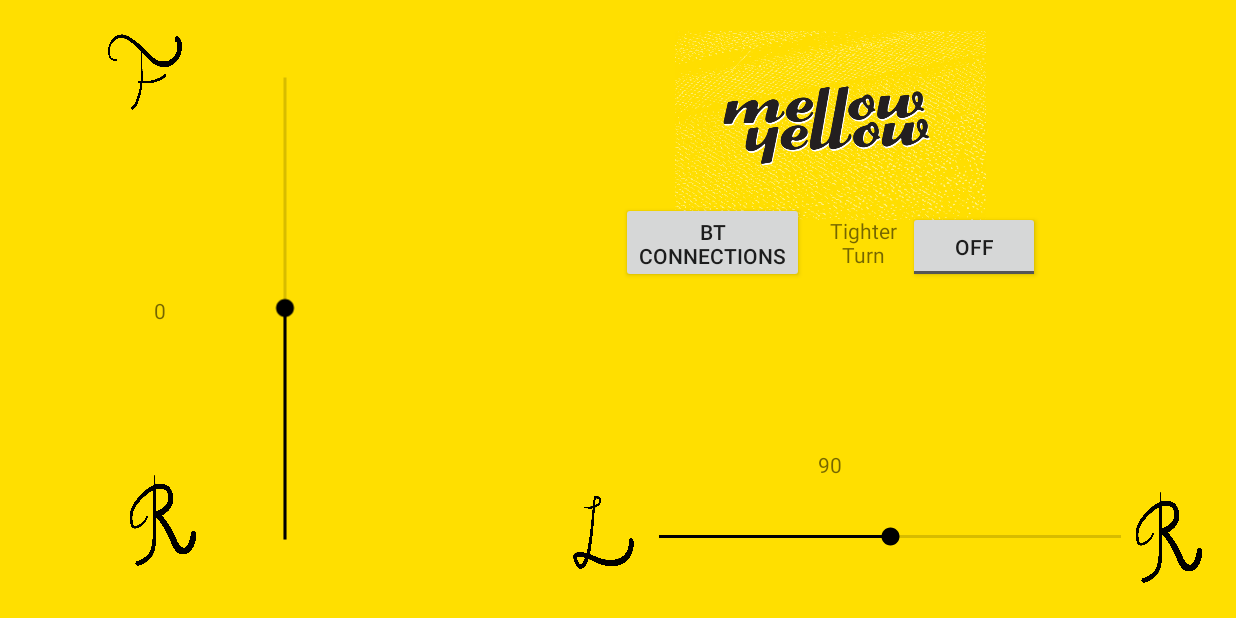
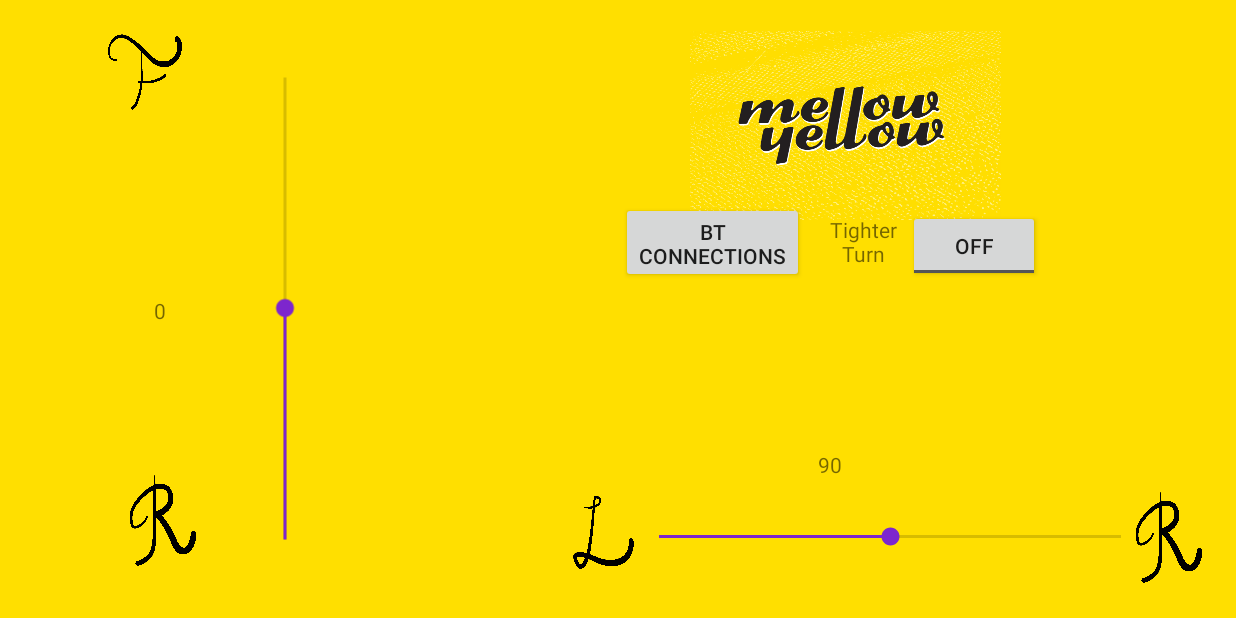
Before and after one commit to sotel0/RCcarGUI, an Android app: the screen it shows after launch (MainActivity), on a phone screen of 824 x 412 dp (held sideways). Run offline under Robolectric (Android 15) with nearby library versions, the phone set to English and light mode, and no system bars.

Commit message:
added colors and framing

```diff
--- a/app/src/main/java/sotel0/github/com/vehiclecontroller/MainActivity.java
+++ b/app/src/main/java/sotel0/github/com/vehiclecontroller/MainActivity.java
@@ -11,10 +11,12 @@ import android.support.v7.app.AppCompatActivity;
 import android.os.Bundle;
 import android.view.View;
 import android.widget.Button;
+import android.widget.CompoundButton;
 import android.widget.ImageView;
 import android.widget.SeekBar;
 import android.widget.TextView;
 import android.widget.Toast;
+import android.widget.ToggleButton;
 
 import java.io.IOException;
 import java.util.UUID;
@@ -28,6 +30,7 @@ public class MainActivity extends AppCompatActivity {
     TextView moveText;
     TextView turnText;
     Button btnPairing;
+    ToggleButton turnToggle;
     ImageView titleImg;
     ImageView imageRight;
     ImageView imageLeft;
@@ -36,7 +39,7 @@ public class MainActivity extends AppCompatActivity {
 
 
     //flip the turning controls
-    Boolean flipTurn = Boolean.TRUE;
+    Boolean flipTurn = Boolean.FALSE;
 
     // for bluetooth configuration
     private BluetoothAdapter bluetoothDevice = null;
@@ -103,6 +106,7 @@ public class MainActivity extends AppCompatActivity {
         imageRight = (ImageView) findViewById(R.id.imageRight);
         imageForward = (ImageView) findViewById(R.id.imageForward);
         imageReverse = (ImageView) findViewById(R.id.imageReverse);
+        turnToggle = (ToggleButton) findViewById(R.id.turnToggle);
     }
 
     private void setDefaultValues(){
@@ -123,6 +127,8 @@ public class MainActivity extends AppCompatActivity {
         imageForward.setScaleType(ImageView.ScaleType.FIT_XY);
         imageReverse.setImageResource(R.drawable.inkright2);
         imageReverse.setScaleType(ImageView.ScaleType.FIT_XY);
+
+        //set default turn toggle value
     }
 
     private void setupBluetooth(){
@@ -184,14 +190,15 @@ public class MainActivity extends AppCompatActivity {
                 moveText.setText(String.valueOf(barValue));
 
                 //prepare value to be sent
-                if(barValue < 0){
+                //if(barValue < 0){
 
-                    barValue = Math.abs(barValue);
+                //    barValue = Math.abs(barValue);
+
                     //distinguish reverse direction
-                    barValue = barValue + 1000;
-                }else {
-                    barValue = Math.abs(barValue);
-                }
+                    //barValue = barValue + 1000;
+                //}else {
+                barValue = Math.abs(barValue);
+                //}
 
                 System.out.println(barValue + " move");
 
@@ -200,24 +207,15 @@ public class MainActivity extends AppCompatActivity {
                 {
                     try {
                         //send the value as bytes
-//                        if(reverseP = true){
-//                            barValue = 1255;
-//                        }else{
-//                            barValue = 255;
-//                        }
 
                         byte[] output = {0,0};
                         output[0] = (byte) (barValue & 0xFF);
                         output[1] = (byte) ((barValue >> 8) & 0xFF);
 
-                        //reverseP = false
                         //byte[] output = ByteBuffer.allocate(2).putInt(barValue).array();
                         //byte[] output = BigInteger.valueOf(barValue).toByteArray();
                         //byte[] output = Integer.toString(barValue).getBytes();
 
-//                        for (byte item: output) {
-//                            btSocket.getOutputStream().write(item);
-//                        }
 
                         btSocket.getOutputStream().write(output);
 
@@ -271,6 +269,13 @@ public class MainActivity extends AppCompatActivity {
                 //prepare value to be sent
                 barValue = barValue + 2000;
 
+                if(flipTurn){
+                    barValue = barValue + 1000;
+                    //so barValue = 3000
+                }
+
+
+
                 System.out.println(barValue + " turn");
 
                 if (btSocket!=null) //check for connection
@@ -298,6 +303,18 @@ public class MainActivity extends AppCompatActivity {
             @Override
             public void onStopTrackingTouch(SeekBar seekBar) {
                 seekBar.setProgress(midpoint);
+            }
+        });
+
+        turnToggle.setOnCheckedChangeListener(new CompoundButton.OnCheckedChangeListener() {
+            public void onCheckedChanged(CompoundButton buttonView, boolean isChecked) {
+                if (isChecked) {
+                    // The toggle is enabled
+                    flipTurn = Boolean.TRUE;
+                } else {
+                    // The toggle is disabled
+                    flipTurn = Boolean.FALSE;
+                }
             }
         });
 
--- a/app/src/main/res/layout/activity_main.xml
+++ b/app/src/main/res/layout/activity_main.xml
@@ -156,7 +156,8 @@
             app:srcCompat="@android:drawable/ic_menu_gallery"
             tools:ignore="ContentDescription"
             android:layout_alignParentTop="true"
-            android:layout_centerHorizontal="true" />
+            android:layout_alignParentEnd="true"
+            android:layout_marginEnd="26dp" />
 
         <Button
             android:id="@+id/bluetoothBtn"
@@ -177,19 +178,17 @@
             android:id="@+id/turnToggleText"
             android:layout_width="60dp"
             android:layout_height="53dp"
-            android:layout_alignBottom="@+id/bluetoothBtn"
-            android:layout_toStartOf="@+id/turnToggle"
             android:gravity="center"
             android:text="@string/turn_toggle"
             tools:layout_editor_absoluteX="327dp"
-            tools:layout_editor_absoluteY="153dp" />
+            tools:layout_editor_absoluteY="153dp"
+            android:layout_alignTop="@+id/bluetoothBtn"
+            android:layout_toStartOf="@+id/turnToggle" />
 
         <ToggleButton
             android:id="@+id/turnToggle"
             android:layout_width="wrap_content"
             android:layout_height="wrap_content"
-            android:layout_alignBottom="@+id/turnToggleText"
-            android:layout_alignParentEnd="true"
             android:text="ToggleButton"
             app:layout_constraintBottom_toBottomOf="parent"
             app:layout_constraintHorizontal_bias="0.154"
@@ -197,7 +196,9 @@
             app:layout_constraintRight_toRightOf="parent"
             app:layout_constraintTop_toTopOf="parent"
             app:layout_constraintVertical_bias="0.199"
-            tools:ignore="HardcodedText" />
+            tools:ignore="HardcodedText"
+            android:layout_alignBottom="@+id/turnToggleText"
+            android:layout_alignParentEnd="true" />
 
     </RelativeLayout>
 
@@ -207,7 +208,6 @@
         android:layout_height="132dp"
         android:layout_marginBottom="8dp"
         android:layout_marginEnd="275dp"
-        android:layout_marginRight="274dp"
         android:layout_marginTop="8dp"
         android:rotation="270"
         app:layout_constraintBottom_toBottomOf="parent"
--- a/app/src/main/res/values/colors.xml
+++ b/app/src/main/res/values/colors.xml
@@ -4,4 +4,6 @@
     <color name="colorPrimaryDark">#303F9F</color>
     <color name="colorAccent">#FF4081</color>
     <color name="colorBlack">#000000</color>
+    <color name="colorPurple1">#7D26CD</color>
+    <color name="colorWhite">#FFFFFF</color>
 </resources>
--- a/app/src/main/res/values/styles.xml
+++ b/app/src/main/res/values/styles.xml
@@ -4,8 +4,8 @@
     <style name="AppTheme" parent="Theme.AppCompat.Light.NoActionBar">
         <!-- Customize your theme here. -->
         <item name="colorPrimary">@color/colorPrimary</item>
-        <item name="colorPrimaryDark">@color/colorPrimaryDark</item>
-        <item name="colorAccent">@color/colorBlack</item>
+        <item name="colorPrimaryDark">@color/colorBlack</item>
+        <item name="colorAccent">@color/colorPurple1</item>
 
     </style>
 
```
